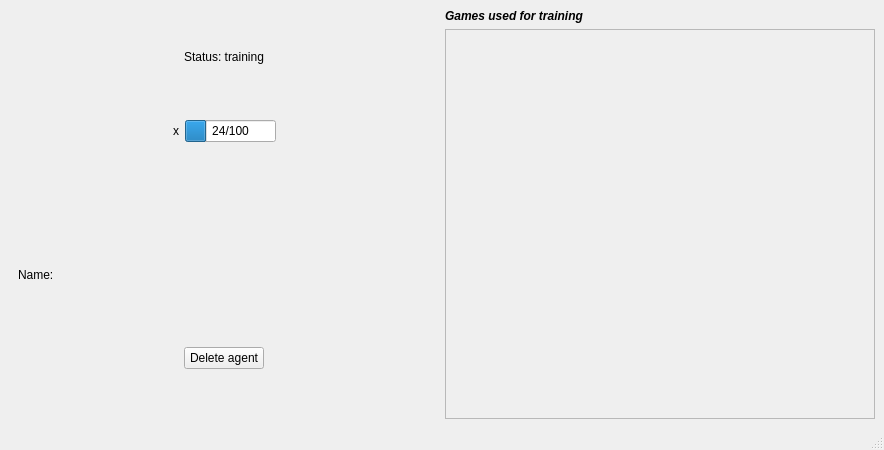
This is agent_detail.ui in francidellungo/Minigrid_HCI-project as Qt 5 draws it before an edit. The edited form follows.
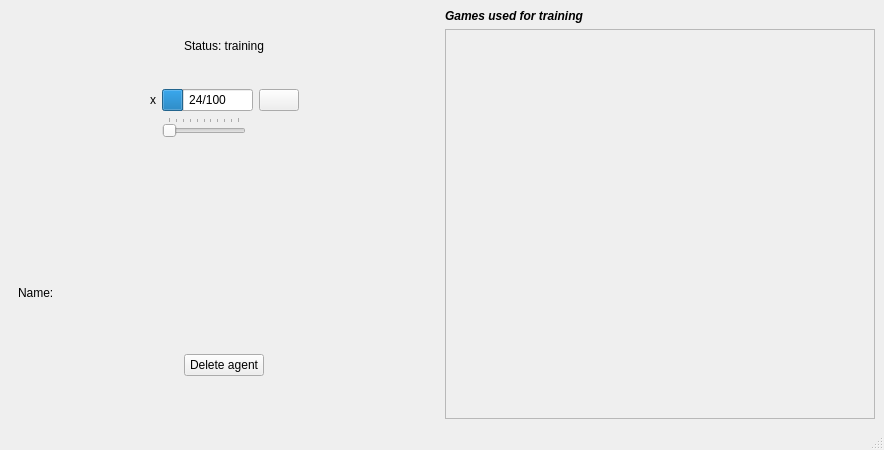
This is the edited form.

Commit message: add slider for Training to GUI

Patch:
```diff
--- a/agent_detail.ui
+++ b/agent_detail.ui
@@ -34,35 +34,15 @@
        </widget>
       </item>
       <item>
-       <widget class="QWidget" name="horizontalWidget" native="true">
-        <property name="sizePolicy">
-         <sizepolicy hsizetype="Preferred" vsizetype="Maximum">
-          <horstretch>0</horstretch>
-          <verstretch>0</verstretch>
-         </sizepolicy>
-        </property>
-        <layout class="QHBoxLayout" name="horizontalLayout_3">
-         <item>
-          <spacer name="horizontalSpacer_2">
-           <property name="orientation">
-            <enum>Qt::Horizontal</enum>
-           </property>
-           <property name="sizeHint" stdset="0">
-            <size>
-             <width>40</width>
-             <height>20</height>
-            </size>
-           </property>
-          </spacer>
-         </item>
-         <item>
+       <layout class="QGridLayout" name="gridLayout">
+        <item row="0" column="1">
           <widget class="QLabel" name="labelLoading">
            <property name="text">
             <string>x</string>
            </property>
           </widget>
          </item>
-         <item>
+        <item row="0" column="2">
           <widget class="QProgressBar" name="progressBarTraining">
            <property name="sizePolicy">
             <sizepolicy hsizetype="Maximum" vsizetype="Fixed">
@@ -70,6 +50,12 @@
              <verstretch>0</verstretch>
             </sizepolicy>
            </property>
+          <property name="maximumSize">
+           <size>
+            <width>16777215</width>
+            <height>16777215</height>
+           </size>
+          </property>
            <property name="value">
             <number>24</number>
            </property>
@@ -78,7 +64,48 @@
            </property>
           </widget>
          </item>
-         <item>
+        <item row="0" column="0">
+         <spacer name="horizontalSpacer_2">
+          <property name="orientation">
+           <enum>Qt::Horizontal</enum>
+          </property>
+          <property name="sizeHint" stdset="0">
+           <size>
+            <width>50</width>
+            <height>20</height>
+           </size>
+          </property>
+         </spacer>
+        </item>
+        <item row="1" column="2">
+         <widget class="QSlider" name="SliderTraining">
+          <property name="sizePolicy">
+           <sizepolicy hsizetype="Fixed" vsizetype="Fixed">
+            <horstretch>0</horstretch>
+            <verstretch>0</verstretch>
+           </sizepolicy>
+          </property>
+          <property name="mouseTracking">
+           <bool>false</bool>
+          </property>
+          <property name="styleSheet">
+           <string notr="true"/>
+          </property>
+          <property name="maximum">
+           <number>10</number>
+          </property>
+          <property name="orientation">
+           <enum>Qt::Horizontal</enum>
+          </property>
+          <property name="tickPosition">
+           <enum>QSlider::TicksAbove</enum>
+          </property>
+          <property name="tickInterval">
+           <number>1</number>
+          </property>
+         </widget>
+        </item>
+        <item row="0" column="4">
           <spacer name="horizontalSpacer">
            <property name="orientation">
             <enum>Qt::Horizontal</enum>
@@ -91,7 +118,30 @@
            </property>
           </spacer>
          </item>
-        </layout>
+        <item row="0" column="3">
+         <widget class="QPushButton" name="btnPlayPause">
+          <property name="sizePolicy">
+           <sizepolicy hsizetype="Maximum" vsizetype="Maximum">
+            <horstretch>0</horstretch>
+            <verstretch>0</verstretch>
+           </sizepolicy>
+          </property>
+          <property name="text">
+           <string/>
+          </property>
+         </widget>
+        </item>
+       </layout>
+      </item>
+      <item>
+       <widget class="QWidget" name="horizontalWidget" native="true">
+        <property name="sizePolicy">
+         <sizepolicy hsizetype="Preferred" vsizetype="Maximum">
+          <horstretch>0</horstretch>
+          <verstretch>0</verstretch>
+         </sizepolicy>
+        </property>
+        <layout class="QHBoxLayout" name="horizontalLayout_3"/>
        </widget>
       </item>
       <item>
```
Lines whose indentation alone changed are shown as unchanged. The commit also changes 4 other files.
